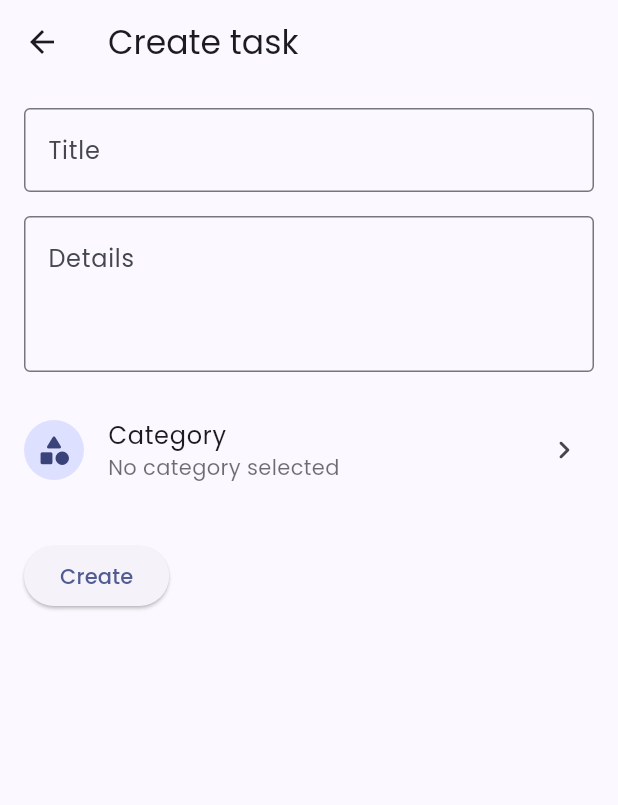
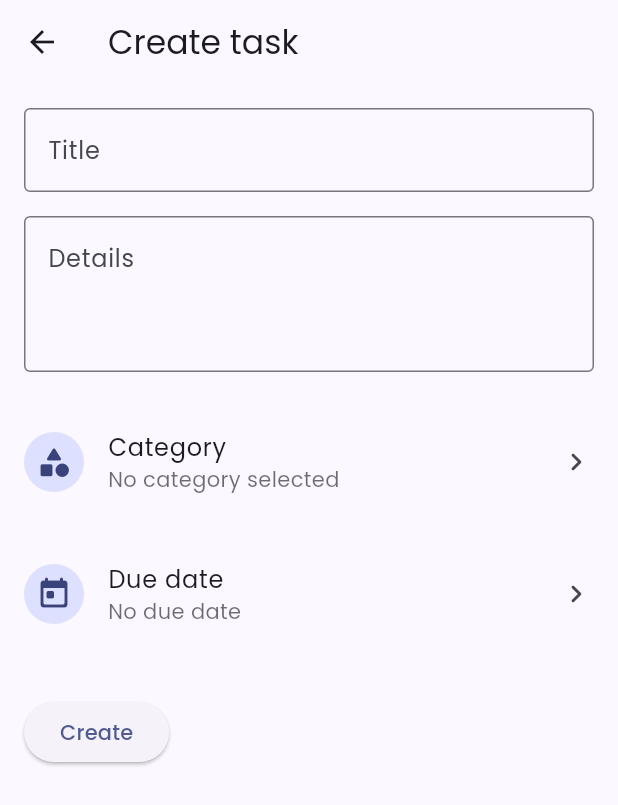
Before and after one commit to rizalanggoro/work-it, a Flutter app: the CreateTaskView screen opened by its route, on a phone screen of 412 x 824 dp. Shown: the top 805 px of the screen. Run offline on Flutter 3.47's test engine with Material 2 defaults, Android fonts, the light colour scheme and no system bars; our stand-ins replace get, get_storage, google_fonts, isar, package_info_plus; accounts and stored records are empty; generated files the repository leaves out were written again.

Commit message:
[add] task -> due date

```diff
--- a/lib/data/collections/task.dart
+++ b/lib/data/collections/task.dart
@@ -10,7 +10,8 @@ class TaskCollection {
 
   String title;
   String? details;
-  bool? isDone;
+  bool isDone;
+  int? dueDate;
 
   final category = IsarLink<TaskCategoryCollection>();
 
@@ -20,5 +21,7 @@ class TaskCollection {
     required this.title,
     this.details,
     required this.detail,
+    required this.isDone,
+    this.dueDate,
   });
 }
--- a/lib/data/providers/isar.dart
+++ b/lib/data/providers/isar.dart
@@ -12,6 +12,7 @@ class IsarProvider extends GetxService {
     super.onReady();
 
     openIsarInstance();
+    // _deleteDatabase();
   }
 
   Future<Isar> openIsarInstance() async {
@@ -24,4 +25,9 @@ class IsarProvider extends GetxService {
           TaskCollectionSchema,
         ]);
   }
+
+  void _deleteDatabase() async {
+    var isar = await openIsarInstance();
+    await isar.writeTxn(() async => await isar.taskCollections.clear());
+  }
 }
--- a/lib/ui/pages/create_task/view.dart
+++ b/lib/ui/pages/create_task/view.dart
@@ -1,7 +1,9 @@
 import 'package:flutter/material.dart';
 import 'package:get/get.dart';
+import 'package:intl/intl.dart';
 import 'package:work_it/ui/pages/create_task/controller.dart';
 import 'package:work_it/ui/pages/create_task/views/bottom_sheet_select_category.dart';
+import 'package:work_it/ui/values/constant.dart';
 
 class CreateTaskView extends GetView<CreateTaskController> {
   const CreateTaskView({super.key});
@@ -60,6 +62,7 @@ class CreateTaskView extends GetView<CreateTaskController> {
 
             // todo: category
             ListTile(
+              contentPadding: ConstantValues.listTileContentPadding,
               onTap: () => _showBottomSheetSelectCategory(context),
               leading: const CircleAvatar(
                 child: Icon(Icons.category_rounded),
@@ -78,6 +81,35 @@ class CreateTaskView extends GetView<CreateTaskController> {
                   ),
                 ),
                 controller.selectedTaskCategory,
+              ),
+              trailing: const Icon(Icons.chevron_right_rounded),
+            ),
+
+            // todo: due date
+            ListTile(
+              contentPadding: ConstantValues.listTileContentPadding,
+              onTap: () => controller.showDueDatePicker(context),
+              leading: const CircleAvatar(
+                child: Icon(Icons.today_rounded),
+              ),
+              title: Text(
+                'Due date',
+                style: TextStyle(
+                  color: colorScheme.onBackground,
+                ),
+              ),
+              subtitle: ObxValue(
+                (selectedDueDate) => Text(
+                  selectedDueDate.value != null
+                      ? DateFormat('EEEE, d MMM yyyy').format(
+                          selectedDueDate.value!,
+                        )
+                      : 'No due date',
+                  style: TextStyle(
+                    color: colorScheme.onBackground.withOpacity(.64),
+                  ),
+                ),
+                controller.selectedDueDate,
               ),
               trailing: const Icon(Icons.chevron_right_rounded),
             ),
--- /dev/null
+++ b/lib/ui/values/constant.dart
@@ -0,0 +1,8 @@
+import 'package:flutter/material.dart';
+
+class ConstantValues {
+  static EdgeInsets get listTileContentPadding => const EdgeInsets.symmetric(
+        horizontal: 16,
+        vertical: 8,
+      );
+}
```
Also changed, not shown: lib/ui/pages/create_task/controller.dart (+22 -2 lines), lib/data/collections/task.g.dart.
